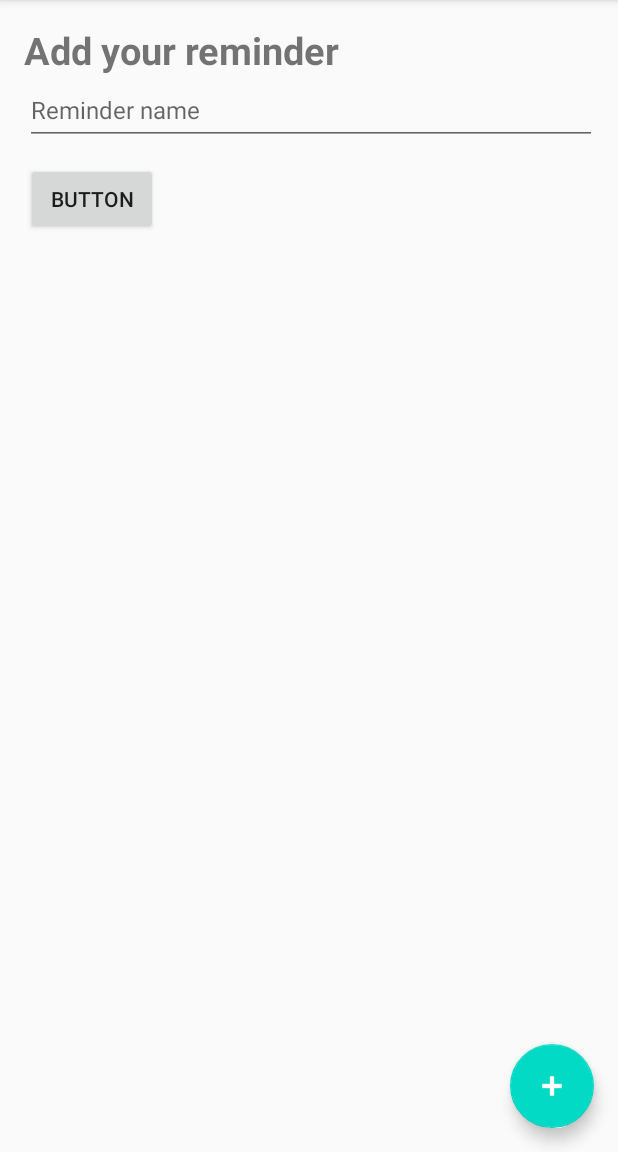
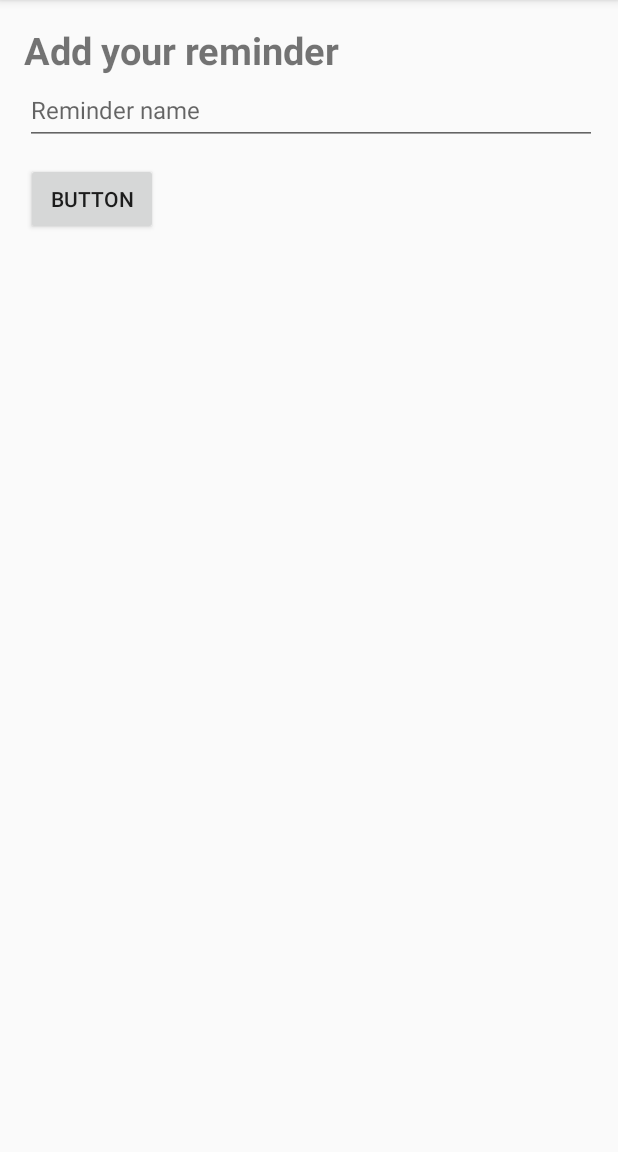
Before and after one commit to ru1t3rl/MadLevel3Example, an Android app: the AddReminderFragment screen opened through its navigation route, on a phone screen of 412 x 824 dp, the part 84-1236 px from its top. Run offline under Robolectric (Android 15) with nearby library versions, the phone set to English and light mode, and no system bars.

Commit message:
Added the back-end for adding new reminders

```diff
--- a/app/src/main/java/tech/tucano/madlevel3example/AddReminderFragment.kt
+++ b/app/src/main/java/tech/tucano/madlevel3example/AddReminderFragment.kt
@@ -6,18 +6,51 @@ import android.view.LayoutInflater
 import android.view.View
 import android.view.ViewGroup
 import android.widget.Button
+import android.widget.Toast
+import androidx.core.os.bundleOf
+import androidx.fragment.app.setFragmentResult
 import androidx.navigation.fragment.findNavController
+import tech.tucano.madlevel3example.databinding.ActivityMainBinding
+import tech.tucano.madlevel3example.databinding.FragmentAddReminderBinding
 
 /**
  * A simple [Fragment] subclass as the second destination in the navigation.
  */
 class AddReminderFragment : Fragment() {
+    private val REQ_REMINDER_KEY = "req_reminder"
+    private val BUNDLE_REMINDER_KEY = "bundle_reminder"
+
+    private var _binding: FragmentAddReminderBinding? = null
+    private val binding get() = _binding!!
 
     override fun onCreateView(
             inflater: LayoutInflater, container: ViewGroup?,
             savedInstanceState: Bundle?
     ): View? {
+        _binding = FragmentAddReminderBinding.inflate(inflater, container, false)
         // Inflate the layout for this fragment
-        return inflater.inflate(R.layout.fragment_add_reminder, container, false)
+        return binding.root
+    }
+
+    override fun onViewCreated(view: View, savedInstanceState: Bundle?) {
+        super.onViewCreated(view, savedInstanceState)
+
+        binding.btnAddReminder.setOnClickListener{
+            onAddReminder()
+        }
+    }
+
+    private fun onAddReminder() {
+        val reminderText = binding.tpReminderName.text.toString()
+        if(reminderText.isNotBlank()){
+            setFragmentResult(REQ_REMINDER_KEY, bundleOf(Pair(BUNDLE_REMINDER_KEY, reminderText)))
+
+            findNavController().popBackStack()
+        } else {
+            Toast.makeText(
+                activity,
+                R.string.not_valid_reminder, Toast.LENGTH_SHORT
+            ).show()
+        }
     }
 }
--- a/app/src/main/java/tech/tucano/madlevel3example/MainActivity.kt
+++ b/app/src/main/java/tech/tucano/madlevel3example/MainActivity.kt
@@ -1,23 +1,33 @@
 package tech.tucano.madlevel3example
 
 import android.os.Bundle
+import android.view.LayoutInflater
 import com.google.android.material.floatingactionbutton.FloatingActionButton
 import com.google.android.material.snackbar.Snackbar
 import androidx.appcompat.app.AppCompatActivity
 import android.view.Menu
 import android.view.MenuItem
+import androidx.navigation.NavController
+import androidx.navigation.findNavController
+import kotlinx.android.synthetic.main.activity_main.*
+import tech.tucano.madlevel3example.databinding.ActivityMainBinding
 
 class MainActivity : AppCompatActivity() {
+    private lateinit var binding: ActivityMainBinding
+    private lateinit var navController: NavController
 
     override fun onCreate(savedInstanceState: Bundle?) {
         super.onCreate(savedInstanceState)
-        setContentView(R.layout.activity_main)
-        setSupportActionBar(findViewById(R.id.toolbar))
 
-        findViewById<FloatingActionButton>(R.id.fab).setOnClickListener { view ->
-            Snackbar.make(view, "Replace with your own action", Snackbar.LENGTH_LONG)
-                    .setAction("Action", null).show()
+        binding = ActivityMainBinding.inflate(layoutInflater)
+        setContentView(binding.root)
+        setSupportActionBar(binding.toolbar)
+
+        navController = findNavController(R.id.nav_host_fragment)
+        binding.fab.setOnClickListener { navController.navigate(R.id.action_remindersFragment_to_addReminderFragment)
         }
+
+        fabToggler()
     }
 
     override fun onCreateOptionsMenu(menu: Menu): Boolean {
@@ -35,4 +45,15 @@ class MainActivity : AppCompatActivity() {
             else -> super.onOptionsItemSelected(item)
         }
     }
+
+    private fun fabToggler(){
+        navController.addOnDestinationChangedListener{_,
+            destination, _ ->
+                if(destination.id in arrayOf(R.id.addReminderFragment)){
+                    binding.fab.hide()
+                } else {
+                    binding.fab.show()
+                }
+        }
+    }
 }
--- /dev/null
+++ b/app/src/main/java/tech/tucano/madlevel3example/Reminder.kt
@@ -0,0 +1,5 @@
+package tech.tucano.madlevel3example
+
+data class Reminder (
+    var reminderText: String
+)
--- a/app/src/main/java/tech/tucano/madlevel3example/RemindersFragment.kt
+++ b/app/src/main/java/tech/tucano/madlevel3example/RemindersFragment.kt
@@ -6,12 +6,15 @@ import android.view.LayoutInflater
 import android.view.View
 import android.view.ViewGroup
 import android.widget.Button
+import androidx.fragment.app.setFragmentResultListener
 import androidx.navigation.fragment.findNavController
 
 /**
  * A simple [Fragment] subclass as the default destination in the navigation.
  */
 class RemindersFragment : Fragment() {
+    private val reminders = arrayListOf<Reminder>()
+    private val reminderAdapter = ReminderAdapter(reminders)
 
     override fun onCreateView(
             inflater: LayoutInflater, container: ViewGroup?,
@@ -23,5 +26,23 @@ class RemindersFragment : Fragment() {
 
     override fun onViewCreated(view: View, savedInstanceState: Bundle?) {
         super.onViewCreated(view, savedInstanceState)
+
+        initViews()
+    }
+
+    private fun initViews(){
+
+    }
+
+    private fun observeAddReminderResult() {
+        setFragmentResultListener(REQ_REMINDER_KEY) { key, bundle ->
+            bundle.getString(BUNDLE_REMINDER_KEY)?.let {
+                val reminder = Reminder(it)
+
+                reminders.add(reminder)
+                reminderAdapter.notifyDataSetChanged()
+            } ?: Log.e("ReminderFragment", "Request triggered, but empty reminder text!")
+
+        }
     }
 }
--- a/app/src/main/res/layout/fragment_add_reminder.xml
+++ b/app/src/main/res/layout/fragment_add_reminder.xml
@@ -35,7 +35,7 @@
         app:layout_constraintTop_toBottomOf="@+id/tvAddReminder" />
 
     <Button
-        android:id="@+id/button"
+        android:id="@+id/btnAddReminder"
         android:layout_width="0dp"
         android:layout_height="wrap_content"
         android:layout_marginStart="17dp"
--- a/app/src/main/res/navigation/nav_graph.xml
+++ b/app/src/main/res/navigation/nav_graph.xml
@@ -3,26 +3,19 @@
     xmlns:app="http://schemas.android.com/apk/res-auto"
     xmlns:tools="http://schemas.android.com/tools"
     android:id="@+id/nav_graph"
-    app:startDestination="@id/FirstFragment">
+    app:startDestination="@id/remindersFragment">
 
     <fragment
-        android:id="@+id/FirstFragment"
+        android:id="@+id/remindersFragment"
         android:name="tech.tucano.madlevel3example.RemindersFragment"
-        android:label="@string/first_fragment_label"
-        tools:layout="@layout/fragment_reminders">
-
+        android:label="fragment_reminders"
+        tools:layout="@layout/fragment_reminders" >
         <action
-            android:id="@+id/action_FirstFragment_to_SecondFragment"
-            app:destination="@id/SecondFragment" />
+            android:id="@+id/action_remindersFragment_to_addReminderFragment"
+            app:destination="@id/addReminderFragment" />
     </fragment>
     <fragment
-        android:id="@+id/SecondFragment"
+        android:id="@+id/addReminderFragment"
         android:name="tech.tucano.madlevel3example.AddReminderFragment"
-        android:label="@string/second_fragment_label"
-        tools:layout="@layout/fragment_addReminder">
-
-        <action
-            android:id="@+id/action_SecondFragment_to_FirstFragment"
-            app:destination="@id/FirstFragment" />
-    </fragment>
+        android:label="AddReminderFragment" />
 </navigation>
```
Also changed, not shown: app/src/main/java/tech/tucano/madlevel3example/ReminderAdapter.kt (added, +42 -0 lines), app/src/main/res/layout/fragment_reminders.xml (+4 -3 lines).
